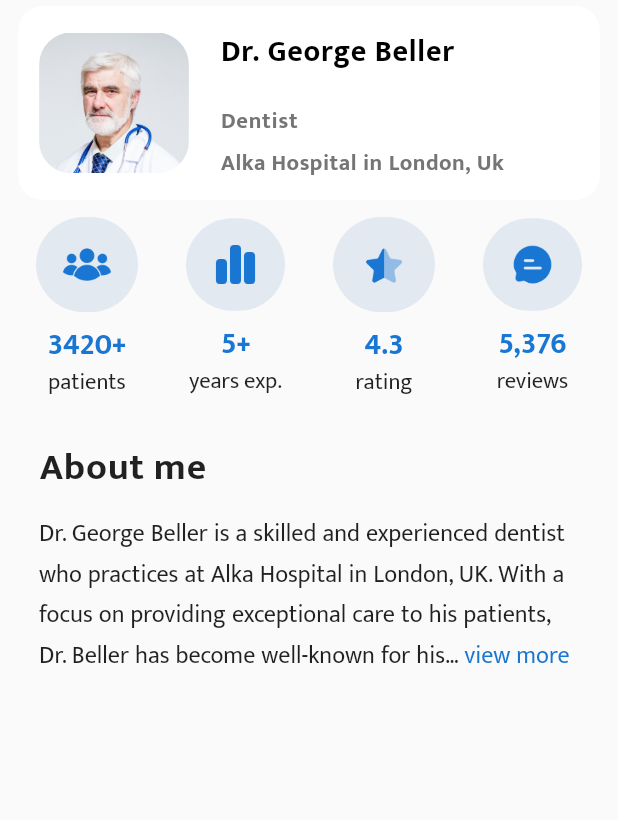
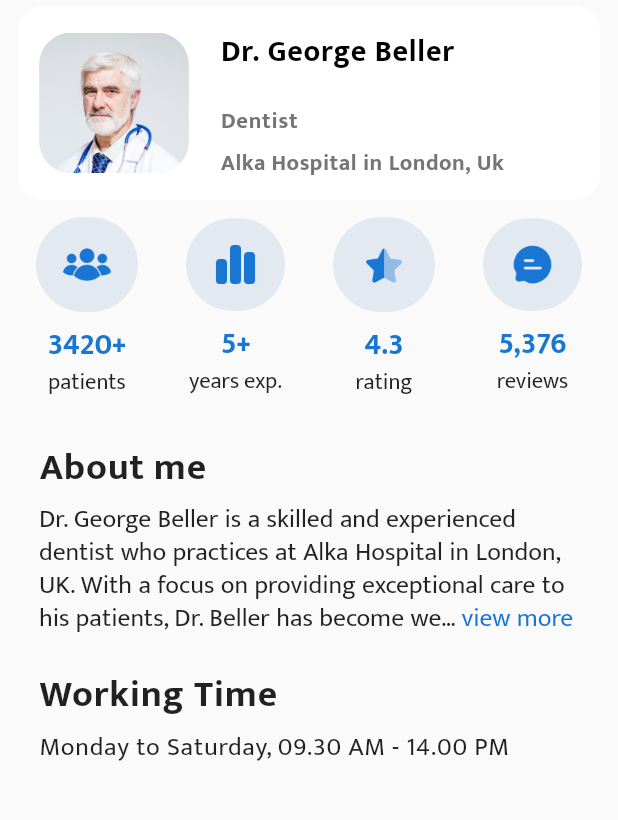
Before and after one commit to Saim22Ahmed/Medica-App, a Flutter app: the DoctorsScreen screen opened by its route, after a tap on "Dr. George Beller", on a phone screen of 412 x 824 dp, the part 84-904 px from its top. Run offline on Flutter 3.47's test engine with Material 2 defaults, Android fonts, the phone set to English and light mode, and no system bars; drawn by our look-alikes of readmore; our stand-ins replace dots_indicator, flutter_screenutil, font_awesome_flutter, get, google_fonts, icons_plus and 1 more.

Commit message:
categories initialization

```diff
--- /dev/null
+++ b/lib/controllers/RandomValue_controller.dart
@@ -0,0 +1,31 @@
+import 'dart:math';
+
+import 'package:get/get.dart';
+
+class RandomController extends GetxController {
+  RandomNumbers(attribute) {
+    Random random = Random();
+
+    var min = attribute == 'patients' ? 2000 : 5;
+    var max = attribute == 'patients' ? 8000 : 15;
+    final value = min + random.nextInt(max - min);
+    return value.toString();
+  }
+  // Timings for Doctor Working Hours
+
+  List<String> timings = [
+    'Monday to Wednesday, 09.00 AM - 15.00 PM',
+    'Monday to Friday, 08.00 AM - 20.00 PM',
+    'Monday to Wednesday, 09.30 AM - 12.00 PM',
+    'Monday to Friday, 09.30 AM - 14.00 PM',
+    'Monday to Saturday, 09.30 AM - 14.00 PM',
+    'Monday to Friday, 08.30 AM - 19.00 PM',
+  ];
+
+  DoctorTimings() {
+    Random random = Random();
+
+    String time = timings[Random().nextInt(timings.length)];
+    return time.toString();
+  }
+}
--- a/lib/controllers/doctors_controllers/category_controller.dart
+++ b/lib/controllers/doctors_controllers/category_controller.dart
@@ -1,12 +1,15 @@
 import 'package:flutter_screenutil/flutter_screenutil.dart';
 import 'package:get/get.dart';
 import 'package:get/get_state_manager/src/simple/get_controllers.dart';
+import 'package:medo_app/models/DoctorModel.dart';
 
 import '../../utils/routes/routes_names.dart';
 
 class CategoryController extends GetxController {
   var currentIndex = 0.obs;
   RxBool istap = false.obs;
+  static var category;
+  DoctorCategoryModel docscategory = DoctorCategoryModel();
 
   var arr_names = [
     'All',
@@ -36,6 +39,7 @@ class CategoryController extends GetxController {
 
   void istapped() async {
     istap.value = true;
+
     await Get.toNamed(MyRoutes.DoctorScreenRoutes);
     istapback();
   }
@@ -43,4 +47,50 @@ class CategoryController extends GetxController {
   void istapback() {
     istap.value = false;
   }
+
+  CheckDocCtgry(index) {
+    return category = arr_names[index];
+  }
+
+  CurrentDocCtgry() {
+    if (category == 'General') {
+      return docscategory.generalDocs.length;
+    }
+    if (category == 'Dentist') {
+      return docscategory.dentist.length;
+    }
+
+    if (category == 'Nutritionist') {
+      return docscategory.nutritionist.length;
+    }
+    if (category == 'Ophthalmologist') {
+      return docscategory.Opthalmologist.length;
+    }
+    if (category == 'Pediatric') {
+      return docscategory.Pediatric.length;
+    } else {
+      return DoctorModel.items.length;
+    }
+  }
+
+  CurrentDocItem(index) {
+    if (category == 'General') {
+      return docscategory.generalDocs[index];
+    }
+    if (category == 'Dentist') {
+      return docscategory.dentist[index];
+    }
+
+    if (category == 'Nutritionist') {
+      return docscategory.nutritionist[index];
+    }
+    if (category == 'Ophthalmologist') {
+      return docscategory.Opthalmologist[index];
+    }
+    if (category == 'Pediatric') {
+      return docscategory.Pediatric[index];
+    } else {
+      return DoctorModel.items[index];
+    }
+  }
 }
--- a/lib/main.dart
+++ b/lib/main.dart
@@ -58,7 +58,7 @@ class MyApp extends StatelessWidget {
               primarySwatch: Colors.blue,
               fontFamily: GoogleFonts.mukta().fontFamily,
             ),
-            home: DoctorsScreen(),
+            home: HomeScreen(),
             routes: {
               MyRoutes.SplashScr2Route: (context) => SplashScreen2(),
               MyRoutes.IntroRoute: (context) => IntroScreens(),
--- a/lib/models/DoctorModel.dart
+++ b/lib/models/DoctorModel.dart
@@ -86,9 +86,9 @@ class DoctorModel {
       hospital: 'Johns Hopkins Hospital',
       trailing: MyPics.Hearticon,
       name: 'Dr. David Kim',
-      desc: 'Opthalmologist',
+      desc: 'Ophthalmologist',
       reviews: '(4,444 reviews)',
-      category: 'Opthalmologist',
+      category: 'Ophthalmologist',
       location: 'New York , USA',
       rating: '4.6',
       about:
@@ -99,9 +99,9 @@ class DoctorModel {
       hospital: 'Brooklyn Hospital',
       trailing: MyPics.Hearticon,
       name: 'Dr. Tim Pattinson',
-      desc: 'Opthalmologist',
+      desc: 'Ophthalmologist',
       reviews: '(5,435 reviews)',
-      category: 'Opthalmologist',
+      category: 'Ophthalmologist',
       location: 'Toronto , Canada',
       rating: '4.8',
       about:
@@ -125,9 +125,9 @@ class DoctorModel {
       hospital: 'Riverbend Hospital',
       trailing: MyPics.Hearticon,
       name: 'Dr. Chadwick West',
-      desc: 'Opthalmologist',
+      desc: 'Ophthalmologist',
       reviews: '(4,754 reviews)',
-      category: 'Opthalmologist',
+      category: 'Ophthalmologist',
       location: 'Madrid , Spain',
       rating: '4.6',
       about:
@@ -194,7 +194,7 @@ class DoctorCategoryModel {
           item.category == 'Dentist' ||
           item.category == 'Nutritionist' ||
           item.category == 'Pediatric' ||
-          item.category == 'Opthalmologist')
+          item.category == 'Ophthalmologist')
       .toList();
   List<Item> generalDocs =
       DoctorModel.items.where((item) => item.category == 'General').toList();
@@ -206,6 +206,6 @@ class DoctorCategoryModel {
   List<Item> Pediatric =
       DoctorModel.items.where((item) => item.category == 'Pediatric').toList();
   List<Item> Opthalmologist = DoctorModel.items
-      .where((item) => item.category == 'Opthalmologist')
+      .where((item) => item.category == 'Ophthalmologist')
       .toList();
 }
--- a/lib/screens.dart/DoctorDetails/Stats_bar.dart
+++ b/lib/screens.dart/DoctorDetails/Stats_bar.dart
@@ -4,13 +4,15 @@ import 'package:flutter/material.dart';
 import 'package:flutter/src/widgets/framework.dart';
 import 'package:flutter/src/widgets/placeholder.dart';
 import 'package:flutter_screenutil/flutter_screenutil.dart';
+import 'package:get/get.dart';
+import 'package:medo_app/controllers/RandomValue_controller.dart';
 import 'package:medo_app/resources/colors.dart';
 import '../../models/DoctorModel.dart';
 import '../../resources/pics.dart';
 import 'Stats_Bar_item.dart';
 
 class StatsBar extends StatelessWidget {
-  const StatsBar({super.key, required this.doctor});
+  StatsBar({super.key, required this.doctor});
 
   final Item doctor;
 
@@ -20,15 +22,15 @@ class StatsBar extends StatelessWidget {
     return no_of_reviews;
   }
 
-  RandomNumbers(attribute) {
-    Random random = Random();
+  // RandomNumbers(attribute) {
+  //   Random random = Random();
 
-    var min = attribute == 'patients' ? 2000 : 5;
-    var max = attribute == 'patients' ? 8000 : 15;
-    final value = min + random.nextInt(max - min);
-    return value.toString();
-  }
-
+  //   var min = attribute == 'patients' ? 2000 : 5;
+  //   var max = attribute == 'patients' ? 8000 : 15;
+  //   final value = min + random.nextInt(max - min);
+  //   return value.toString();
+  // }
+  RandomController randomController = Get.put(RandomController());
   @override
   Widget build(BuildContext context) {
     return Padding(
@@ -39,14 +41,14 @@ class StatsBar extends StatelessWidget {
           StatsBarItem(
             image: DocDetail.patient,
             attribute: 'patients',
-            data: RandomNumbers('patients'),
+            data: randomController.RandomNumbers('patients'),
             width: 32.w,
             height: 32.h,
           ),
           StatsBarItem(
             image: DocDetail.graph,
             attribute: 'years exp.',
-            data: RandomNumbers('years exp'),
+            data: randomController.RandomNumbers('years exp.'),
             width: 30.w,
             height: 30.h,
           ),
--- /dev/null
+++ b/lib/screens.dart/DoctorDetails/doctor_about.dart
@@ -0,0 +1,47 @@
+import 'package:flutter/material.dart';
+import 'package:flutter_screenutil/flutter_screenutil.dart';
+import 'package:readmore/readmore.dart';
+import 'package:medo_app/resources/colors.dart';
+import '../../models/DoctorModel.dart';
+
+class DoctorAbout extends StatelessWidget {
+  const DoctorAbout({
+    super.key,
+    required this.doctor,
+  });
+
+  final Item doctor;
+
+  @override
+  Widget build(BuildContext context) {
+    return Padding(
+      padding: const EdgeInsets.all(18.0),
+      child: Column(
+        crossAxisAlignment: CrossAxisAlignment.start,
+        children: [
+          Text(
+            'About me',
+            style: TextStyle(
+              fontSize: 25.sp,
+              fontWeight: FontWeight.bold,
+              letterSpacing: 0.5.w,
+            ),
+          ),
+          SizedBox(
+            height: 3.h,
+          ),
+          ReadMoreText(
+            doctor.about,
+            style:
+                TextStyle(fontSize: 17.sp, wordSpacing: 0.5.w, height: 1.4.h),
+            trimLines: 4,
+            trimMode: TrimMode.Line,
+            colorClickableText: colors.Logobg,
+            trimCollapsedText: 'view more',
+            trimExpandedText: 'view less',
+          ),
+        ],
+      ),
+    );
+  }
+}
--- a/lib/screens.dart/DoctorDetails/doctor_details.dart
+++ b/lib/screens.dart/DoctorDetails/doctor_details.dart
@@ -5,6 +5,7 @@ import 'package:flutter/src/widgets/framework.dart';
 import 'package:flutter/src/widgets/placeholder.dart';
 import 'package:flutter_screenutil/flutter_screenutil.dart';
 import 'package:get/get.dart';
+import 'package:medo_app/controllers/RandomValue_controller.dart';
 import 'package:medo_app/resources/colors.dart';
 import 'package:medo_app/screens.dart/Doc_categoery_screens/docs_category.dart';
 import 'package:medo_app/screens.dart/Home_screen/buttons.dart';
@@ -14,16 +15,17 @@ import 'package:readmore/readmore.dart';
 import '../../models/DoctorModel.dart';
 import '../../resources/pics.dart';
 import 'Stats_bar.dart';
+import 'doctor_about.dart';
 import 'doctor_card.dart';
 
 class DoctorDetailsScreen extends StatelessWidget {
-  const DoctorDetailsScreen({
+  DoctorDetailsScreen({
     super.key,
     required this.doctor,
   });
 
   final Item doctor;
-
+  RandomController randomController = Get.put(RandomController());
   @override
   Widget build(BuildContext context) {
     print('Doc Detail');
@@ -35,44 +37,46 @@ class DoctorDetailsScreen extends StatelessWidget {
               Get.back();
             },
           ),
-          body: Padding(
+          body: SingleChildScrollView(
+            child: Padding(
               padding: EdgeInsets.symmetric(horizontal: 8.w),
               child: Column(
                 crossAxisAlignment: CrossAxisAlignment.start,
                 children: [
                   DoctorCard(doctor: doctor),
                   StatsBar(doctor: doctor),
-                Padding(
-                  padding: const EdgeInsets.all(18.0),
+                  DoctorAbout(doctor: doctor),
+                  WorkingTime(),
+                ],
+              ),
+            ),
+          )),
+    );
+  }
+
+  Padding WorkingTime() {
+    return Padding(
+      padding: EdgeInsets.only(left: 18, bottom: 18),
       child: Column(
         crossAxisAlignment: CrossAxisAlignment.start,
         children: [
           Text(
-                        'About me',
+            'Working Time',
             style: TextStyle(
               fontSize: 25.sp,
               fontWeight: FontWeight.bold,
               letterSpacing: 0.5.w,
             ),
           ),
-                      SizedBox(
-                        height: 10.h,
-                      ),
-                      ReadMoreText(
-                        doctor.about,
-                        style: TextStyle(fontSize: 16.sp, wordSpacing: 0.5.w),
-                        trimLines: 4,
-                        trimMode: TrimMode.Line,
-                        colorClickableText: colors.Logobg,
-                        trimCollapsedText: 'view more',
-                        trimExpandedText: 'view less',
-                      ),
-                    ],
+          Text(
+            randomController.DoctorTimings(),
+            style: TextStyle(
+              fontSize: 17.sp,
+              letterSpacing: 0.5.w,
             ),
           ),
         ],
       ),
-          )),
     );
   }
 }
--- a/lib/screens.dart/Doctors_screen/Doctors_screen.dart
+++ b/lib/screens.dart/Doctors_screen/Doctors_screen.dart
@@ -5,6 +5,7 @@ import 'package:flutter/widgets.dart';
 import 'package:flutter_screenutil/flutter_screenutil.dart';
 import 'package:get/get.dart';
 import 'package:medo_app/controllers/FavouriteDoctors_controllers.dart';
+import 'package:medo_app/controllers/doctors_controllers/category_controller.dart';
 import 'package:medo_app/models/DoctorModel.dart';
 import 'package:medo_app/screens.dart/DoctorDetails/doctor_details.dart';
 import 'package:medo_app/screens.dart/favourites_screen/ThemeAppbar.dart';
@@ -18,6 +19,8 @@ class DoctorsScreen extends StatelessWidget {
 
   FavouriteDoctorControllers favouriteDoctorControllers =
       Get.put(FavouriteDoctorControllers());
+  DoctorCategoryModel docscategory = DoctorCategoryModel();
+  CategoryController categoryController = Get.put(CategoryController());
   @override
   Widget build(BuildContext context) {
     return Scaffold(
@@ -32,9 +35,10 @@ class DoctorsScreen extends StatelessWidget {
             Expanded(
               child: ListView.builder(
                   physics: BouncingScrollPhysics(),
-                  itemCount: DoctorModel.items.length,
+                  itemCount: categoryController.CurrentDocCtgry(),
                   itemBuilder: (context, index) {
-                    var currentdoctor = DoctorModel.items[index];
+                    var currentdoctor =
+                        categoryController.CurrentDocItem(index);
                     return Obx(
                       () => ItemCard(
                         currentdoctor: currentdoctor,
--- a/lib/screens.dart/Home_screen/TopDocsBar.dart
+++ b/lib/screens.dart/Home_screen/TopDocsBar.dart
@@ -48,6 +48,8 @@ class TopDocsBar extends StatelessWidget {
             onTap: () {
               categoryController.currentIndex.value = index;
               categoryController.istapped();
+              categoryController.CheckDocCtgry(index);
+              categoryController.CurrentDocCtgry();
             },
             child: Padding(
               padding: EdgeInsets.only(right: 10.w),
```
Lines whose indentation alone changed are shown as unchanged.
